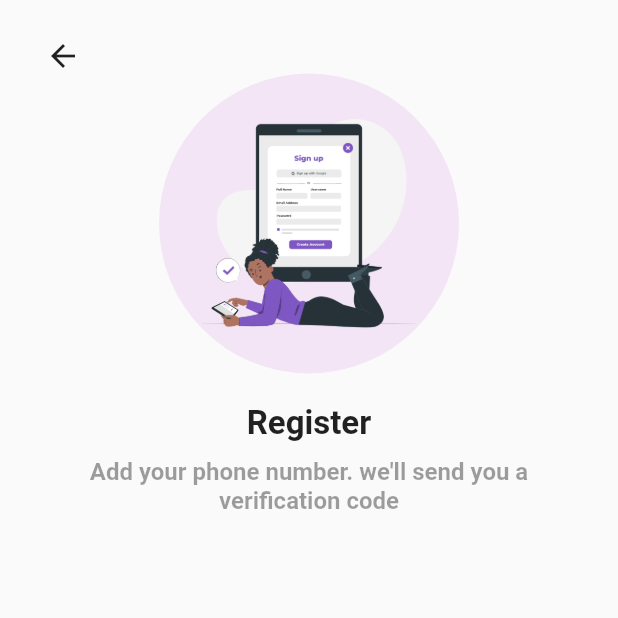
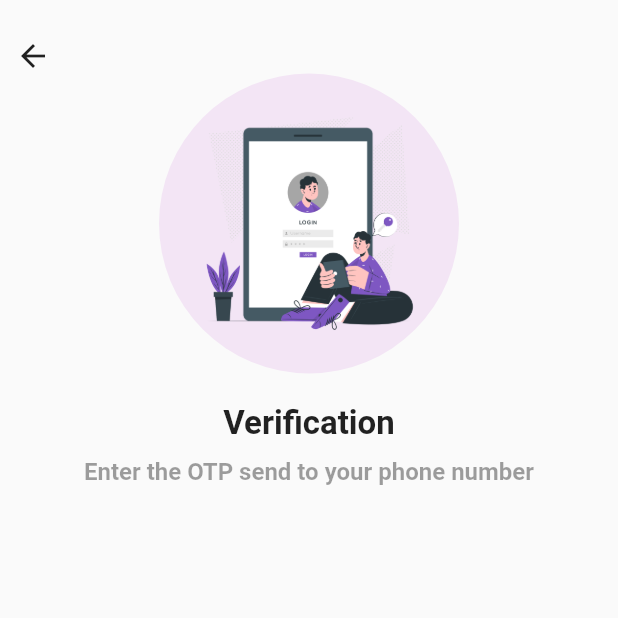
Before and after one commit to saiedd01/PhoneAuth_firebase, a Flutter app: the OtpScreen screen opened directly with empty values, on a phone screen of 412 x 824 dp, the top half of it. Run offline on Flutter 3.47's test engine with Material 2 defaults, Android fonts, the phone set to English and light mode, and no system bars; our stand-ins replace cloud_firestore, country_picker, firebase_auth, firebase_core, firebase_storage, pinput and 1 more; accounts and stored records are empty.

```diff
--- a/lib/Screens/otp_screen.dart
+++ b/lib/Screens/otp_screen.dart
@@ -1,4 +1,5 @@
 import 'package:flutter/material.dart';
+import 'package:pinput/pinput.dart';
 
 class OtpScreen extends StatefulWidget {
   final String verificationId;
@@ -15,7 +16,7 @@ class _OtpScreenState extends State<OtpScreen> {
         body: SafeArea(
             child: Center(
               child: Padding(
-                padding: EdgeInsets.symmetric(vertical: 25 , horizontal: 30),
+                padding: EdgeInsets.symmetric(vertical: 25 , horizontal: 10),
                 child: Column(
                     children:[
                       Align(
@@ -34,12 +35,12 @@ class _OtpScreenState extends State<OtpScreen> {
                           color: Colors.purple.shade50,
                         ),
                         child: Image.asset(
-                          "assets/image2.png",
+                          "assets/image3.png",
                         ),
                       ),
                       SizedBox(height: 20),
                       Text(
-                        "Register",
+                        "Verification",
                         style: TextStyle(
                           fontSize: 22,
                           fontWeight: FontWeight.bold,
@@ -47,7 +48,7 @@ class _OtpScreenState extends State<OtpScreen> {
                       ),
                       SizedBox(height: 10),
                       Text(
-                        "Add your phone number. we'll send you a verification code",
+                        "Enter the OTP send to your phone number ",
                         textAlign: TextAlign.center,
                         style: TextStyle(
                           fontSize: 16,
--- a/pubspec.yaml
+++ b/pubspec.yaml
@@ -43,6 +43,7 @@ dependencies:
   firebase_storage: ^11.0.6
   provider: ^6.0.4
   shared_preferences: ^2.0.15
+  pinput: ^2.2.16
 
 dev_dependencies:
   flutter_test:
```
Also changed, not shown: lib/Screens/register_screen.dart (+6 -7 lines), pubspec.lock.
